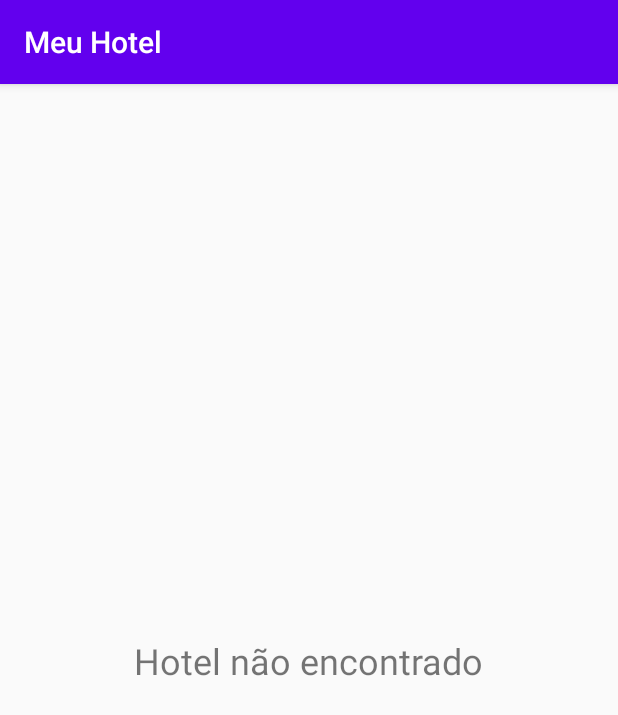
After one commit to jordilucas/meu-hotel, an Android app: the fragment HotelDetailsFragment shown on its own in the app's theme, on a phone screen of 412 x 824 dp. The commit adds this screen. Shown: the top 715 px of the screen. Run offline under Robolectric (Android 15) with nearby library versions, the phone set to English and light mode, and no system bars.

Commit message:
Implementação da tela de detaisl de hotel usando fragmento, string de erro de hotel

```diff
--- a/app/src/main/java/com/jordilucas/meuhotel/HotelActivity.kt
+++ b/app/src/main/java/com/jordilucas/meuhotel/HotelActivity.kt
@@ -7,6 +7,6 @@ class HotelActivity : AppCompatActivity() {
 
     override fun onCreate(savedInstanceState: Bundle?) {
         super.onCreate(savedInstanceState)
-        setContentView(R.layout.activity_hotel)
+        setContentView(R.layout.fragment_hotel)
     }
 }
--- /dev/null
+++ b/app/src/main/java/com/jordilucas/meuhotel/fragments/HotelDetailsFragment.kt
@@ -0,0 +1,57 @@
+package com.jordilucas.meuhotel.fragments
+
+import android.os.Bundle
+import android.view.LayoutInflater
+import android.view.View
+import android.view.ViewGroup
+import androidx.fragment.app.Fragment
+import com.jordilucas.meuhotel.R
+import com.jordilucas.meuhotel.data.Hotel
+import com.jordilucas.meuhotel.presenter.HotelDetailsPresenter
+import com.jordilucas.meuhotel.repository.MemoryRepository
+import com.jordilucas.meuhotel.view.HotelDetailsView
+import kotlinx.android.synthetic.main.fragment_hotel_details.*
+
+class HotelDetailsFragment: Fragment(), HotelDetailsView {
+    private val presenter = HotelDetailsPresenter(this, MemoryRepository)
+    private  var hotel: Hotel? = null
+
+    override fun onCreateView(
+        inflater: LayoutInflater,
+        container: ViewGroup?,
+        savedInstanceState: Bundle?
+    ): View? {
+        return inflater.inflate(R.layout.fragment_hotel_details, container, false)
+    }
+
+    override fun onViewCreated(view: View, savedInstanceState: Bundle?) {
+        super.onViewCreated(view, savedInstanceState)
+        presenter.loadHotelDetails(arguments?.getLong(EXTRA_HOTEL_ID,-1)?:-1)
+    }
+
+    override fun showHotelDetailsView(hotel: Hotel) {
+        this.hotel = hotel
+        txtName.text = hotel.name
+        txtAddress.text = hotel.address
+        rbRatting.rating = hotel.rating
+    }
+
+    override fun errorHotelNotFound() {
+        txtName.text = getString(R.string.error_hotel_not_found)
+        txtAddress.visibility = View.GONE
+        rbRatting.visibility = View.GONE
+    }
+
+    companion object{
+        const val TAG_DETAILS = "tagDetails"
+        private const val EXTRA_HOTEL_ID = "hotelId"
+
+        fun newInstance(id:Long) = HotelDetailsFragment().apply {
+            arguments = Bundle().apply {
+                putLong(EXTRA_HOTEL_ID, id)
+            }
+        }
+
+    }
+
+}
--- /dev/null
+++ b/app/src/main/res/layout/fragment_hotel_details.xml
@@ -0,0 +1,44 @@
+<?xml version="1.0" encoding="utf-8"?>
+<androidx.constraintlayout.widget.ConstraintLayout xmlns:android="http://schemas.android.com/apk/res/android"
+    android:layout_width="match_parent"
+    android:layout_height="match_parent"
+    xmlns:app="http://schemas.android.com/apk/res-auto"
+    xmlns:tools="http://schemas.android.com/tools">
+
+    <TextView
+        android:id="@+id/txtName"
+        android:layout_width="wrap_content"
+        android:layout_height="wrap_content"
+        android:textSize="24sp"
+        app:layout_constraintBottom_toTopOf="@id/txtAddress"
+        app:layout_constraintEnd_toEndOf="parent"
+        app:layout_constraintStart_toStartOf="parent"
+        app:layout_constraintTop_toTopOf="parent"
+        app:layout_constraintVertical_chainStyle="packed"
+        tools:text="Nome do Hotel"/>
+
+    <TextView
+        android:id="@+id/txtAddress"
+        android:layout_width="wrap_content"
+        android:layout_height="wrap_content"
+        android:textSize="18sp"
+        app:layout_constraintBottom_toTopOf="@id/rbRatting"
+        app:layout_constraintEnd_toEndOf="parent"
+        app:layout_constraintStart_toStartOf="parent"
+        app:layout_constraintTop_toBottomOf="@id/txtName"
+        tools:text="Endereço"/>
+
+    <RatingBar
+        android:id="@+id/rbRatting"
+        android:layout_width="wrap_content"
+        android:layout_height="wrap_content"
+        android:progressTint="@color/colorAccent"
+        android:isIndicator="true"
+        android:numStars="5"
+        android:stepSize="0.5"
+        app:layout_constraintBottom_toBottomOf="parent"
+        app:layout_constraintEnd_toEndOf="parent"
+        app:layout_constraintStart_toStartOf="parent"
+        app:layout_constraintTop_toBottomOf="@id/txtAddress"/>
+
+</androidx.constraintlayout.widget.ConstraintLayout>
--- a/app/src/main/res/values/strings.xml
+++ b/app/src/main/res/values/strings.xml
@@ -1,3 +1,4 @@
 <resources>
     <string name="app_name">Meu Hotel</string>
+    <string name="error_hotel_not_found">Hotel não encontrado</string>
 </resources>
```
Also changed, not shown: app/src/main/res/layout/fragment_hotel.xml (renamed from app/src/main/res/layout/activity_hotel.xml).
